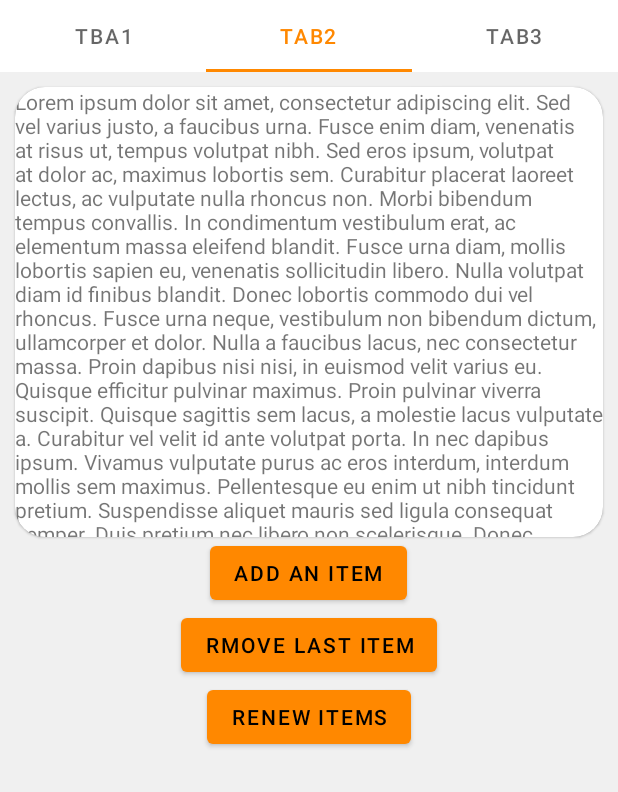
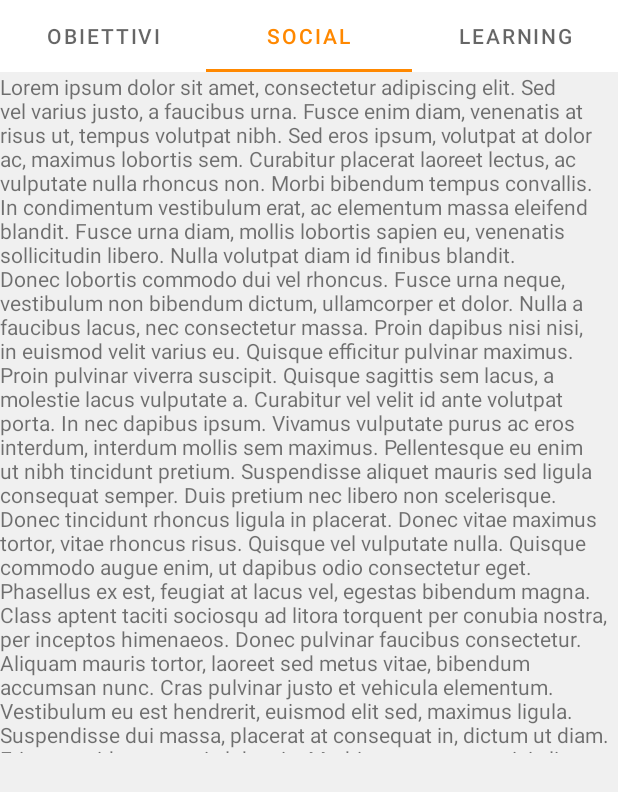
Before and after one commit to FaediMichele/fitnessApp, an Android app: the fragment SocialFragment placed in its activity, tab 2 chosen, on a phone screen of 412 x 824 dp. Shown: the top 792 px of the screen. Run offline under Robolectric (Android 15) with nearby library versions, the phone set to English and light mode, and no system bars; libraries missing offline, so code that uses them is left out: com.smarteist.autoimageslider; 10 statements that could not run were skipped.

Commit message:
fix tabs layout

```diff
--- a/crinaed/app/src/main/java/com/example/crinaed/PagerFragment.java
+++ b/crinaed/app/src/main/java/com/example/crinaed/PagerFragment.java
@@ -6,13 +6,14 @@ import android.view.View;
 import android.view.ViewGroup;
 
 import androidx.annotation.NonNull;
-import androidx.annotation.Nullable;
 import androidx.fragment.app.Fragment;
-import androidx.fragment.app.FragmentActivity;
 import androidx.fragment.app.FragmentManager;
 import androidx.lifecycle.Lifecycle;
 import androidx.viewpager2.adapter.FragmentStateAdapter;
 import androidx.viewpager2.widget.ViewPager2;
+
+import com.google.android.material.tabs.TabLayout;
+import com.google.android.material.tabs.TabLayoutMediator;
 
 public class PagerFragment extends Fragment {
 
@@ -21,19 +22,39 @@ public class PagerFragment extends Fragment {
     private static final int SOCIAL_FRAGMENT = 1;
     private static final int LEARNING_FRAGMENT = 2;
 
-
-
     private ViewPager2 viewPager;
     private FragmentStateAdapter pagerAdapter;
-
 
     @Override
     public View onCreateView(LayoutInflater inflater, ViewGroup container, Bundle savedInstanceState) {
         View view = inflater.inflate(R.layout.fragment_pager, container, false);
 
+        //configure viewPagger2
         viewPager = view.findViewById(R.id.container_page);
         pagerAdapter = new HomePagerAdapter(getChildFragmentManager(),getLifecycle());
         viewPager.setAdapter(pagerAdapter);
+
+        //configure tab layout
+        TabLayout tabs = view.findViewById(R.id.tabs);
+        new TabLayoutMediator(tabs, viewPager, new TabLayoutMediator.TabConfigurationStrategy() {
+            @Override
+            public void onConfigureTab(@NonNull TabLayout.Tab tab, int position) {
+                 switch (position)   {
+                     case OBJECTIVE_FRAGMENT:
+                         tab.setText(R.string.tab_objective);
+                         break;
+                     case SOCIAL_FRAGMENT:
+                         tab.setText(R.string.tab_social);
+                         break;
+                     case LEARNING_FRAGMENT:
+                         tab.setText(R.string.tab_learning);
+                         break;
+                     default:
+                         tab.setText("undefine");
+                         break;
+                 }
+            }
+        }).attach();
         return view;
     }
 
@@ -41,15 +62,6 @@ public class PagerFragment extends Fragment {
 
 
     private class HomePagerAdapter extends FragmentStateAdapter{
-
-
-        public HomePagerAdapter(@NonNull FragmentActivity fragmentActivity) {
-            super(fragmentActivity);
-        }
-
-        public HomePagerAdapter(@NonNull Fragment fragment) {
-            super(fragment);
-        }
 
         public HomePagerAdapter(@NonNull FragmentManager fragmentManager, @NonNull Lifecycle lifecycle) {
             super(fragmentManager, lifecycle);
--- a/crinaed/app/src/main/res/layout/fragment_pager.xml
+++ b/crinaed/app/src/main/res/layout/fragment_pager.xml
@@ -12,21 +12,6 @@
         app:layout_constraintEnd_toEndOf="parent"
         app:layout_constraintStart_toStartOf="parent"
         app:layout_constraintTop_toTopOf="parent">
-
-        <com.google.android.material.tabs.TabItem
-            android:layout_width="wrap_content"
-            android:layout_height="wrap_content"
-            android:text="tba1" />
-
-        <com.google.android.material.tabs.TabItem
-            android:layout_width="wrap_content"
-            android:layout_height="wrap_content"
-            android:text="tab2" />
-
-        <com.google.android.material.tabs.TabItem
-            android:layout_width="wrap_content"
-            android:layout_height="wrap_content"
-            android:text="tab3" />
 
     </com.google.android.material.tabs.TabLayout>
 
--- a/crinaed/app/src/main/res/values/strings.xml
+++ b/crinaed/app/src/main/res/values/strings.xml
@@ -1,11 +1,11 @@
 <resources>
     <string name="app_name">crinaed</string>
     <string name="ciao">Lorem ipsum dolor sit amet, consectetur adipiscing elit. Sed vel varius justo, a faucibus urna. Fusce enim diam, venenatis at risus ut, tempus volutpat nibh. Sed eros ipsum, volutpat at dolor ac, maximus lobortis sem. Curabitur placerat laoreet lectus, ac vulputate nulla rhoncus non. Morbi bibendum tempus convallis. In condimentum vestibulum erat, ac elementum massa eleifend blandit. Fusce urna diam, mollis lobortis sapien eu, venenatis sollicitudin libero. Nulla volutpat diam id finibus blandit. Donec lobortis commodo dui vel rhoncus. Fusce urna neque, vestibulum non bibendum dictum, ullamcorper et dolor. Nulla a faucibus lacus, nec consectetur massa. Proin dapibus nisi nisi, in euismod velit varius eu. Quisque efficitur pulvinar maximus. Proin pulvinar viverra suscipit. Quisque sagittis sem lacus, a molestie lacus vulputate a.
-
 Curabitur vel velit id ante volutpat porta. In nec dapibus ipsum. Vivamus vulputate purus ac eros interdum, interdum mollis sem maximus. Pellentesque eu enim ut nibh tincidunt pretium. Suspendisse aliquet mauris sed ligula consequat semper. Duis pretium nec libero non scelerisque. Donec tincidunt rhoncus ligula in placerat. Donec vitae maximus tortor, vitae rhoncus risus. Quisque vel vulputate nulla. Quisque commodo augue enim, ut dapibus odio consectetur eget. Phasellus ex est, feugiat at lacus vel, egestas bibendum magna. Class aptent taciti sociosqu ad litora torquent per conubia nostra, per inceptos himenaeos. Donec pulvinar faucibus consectetur. Aliquam mauris tortor, laoreet sed metus vitae, bibendum accumsan nunc. Cras pulvinar justo et vehicula elementum. Vestibulum eu est hendrerit, euismod elit sed, maximus ligula.
-
 Suspendisse dui massa, placerat at consequat in, dictum ut diam. Etiam gravida venenatis lobortis. Morbi et metus eget nisi aliquam tincidunt. Phasellus vel cursus turpis. Aenean rutrum, neque id euismod consequat, enim tellus pharetra nisi, et imperdiet ligula tortor in quam. Nulla maximus ante eu tempus ultricies. Phasellus id placerat orci, non ornare nibh. Nulla ac sodales ipsum. Integer ultricies lacinia nibh ac molestie. Sed in mi justo. Etiam vehicula libero et odio varius, in rutrum justo tincidunt. Ut id augue volutpat, molestie risus non, tempor nibh. Integer at efficitur orci, non molestie turpis. Mauris sit amet lorem eget eros molestie sodales. Proin id feugiat dui.
-
 Nulla fringilla dapibus leo, quis convallis risus venenatis vel. Sed quis diam nulla. Aliquam sit amet eros in turpis efficitur lobortis ac et justo. Interdum et malesuada fames ac ante ipsum primis in faucibus. Aenean laoreet est sed congue interdum. Morbi mattis in ligula quis tristique. Maecenas erat nisl, cursus sed tincidunt in, efficitur in urna. Ut faucibus nunc metus, et feugiat nunc dignissim lobortis. Sed ornare, ante tincidunt tincidunt congue, diam magna pulvinar lectus, sit amet pellentesque velit magna non velit. Curabitur suscipit hendrerit lectus, auctor accumsan libero mollis id. Phasellus non augue at mi malesuada consectetur eget a tortor. Curabitur neque ante, finibus non sapien ut, placerat fringilla lacus. Mauris interdum lacinia porttitor.
     </string>
+    <string name="tab_objective">obiettivi</string>
+    <string name="tab_social">social</string>
+    <string name="tab_learning">learning</string>
 </resources>
```
